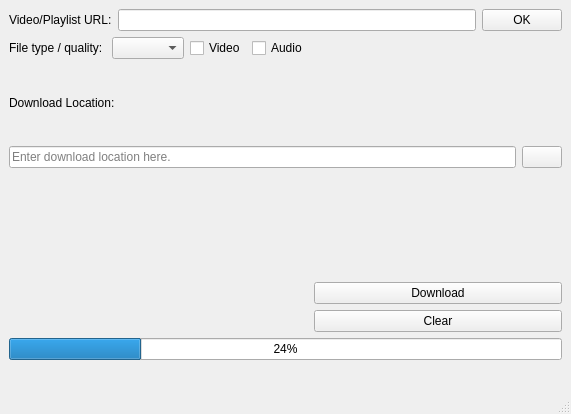
Above: youtubedl/ui/alternate.ui from python-20/video-downloader before the change. Below: the same form after it.
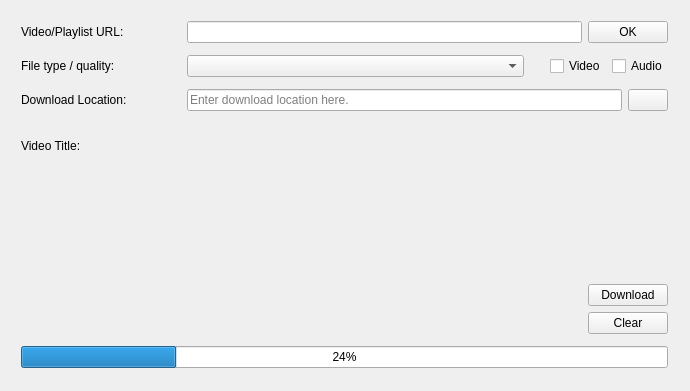
That is the form after the change. Icons and pictures are not drawn.

Commit message: Layout updated. Works in my machine (Linux).

```diff
--- a/youtubedl/ui/alternate.ui
+++ b/youtubedl/ui/alternate.ui
@@ -6,17 +6,29 @@
    <rect>
     <x>0</x>
     <y>0</y>
-    <width>571</width>
-    <height>414</height>
+    <width>690</width>
+    <height>391</height>
    </rect>
   </property>
+  <property name="sizePolicy">
+   <sizepolicy hsizetype="Expanding" vsizetype="Expanding">
+    <horstretch>0</horstretch>
+    <verstretch>0</verstretch>
+   </sizepolicy>
+  </property>
   <property name="windowTitle">
    <string>Video Downloader</string>
   </property>
   <widget class="QWidget" name="centralwidget">
+   <property name="sizePolicy">
+    <sizepolicy hsizetype="Minimum" vsizetype="Minimum">
+     <horstretch>0</horstretch>
+     <verstretch>0</verstretch>
+    </sizepolicy>
+   </property>
    <property name="minimumSize">
     <size>
-     <width>535</width>
+     <width>0</width>
      <height>0</height>
     </size>
    </property>
@@ -25,70 +37,47 @@
      <rect>
       <x>9</x>
       <y>9</y>
-      <width>553</width>
-      <height>351</height>
+      <width>671</width>
+      <height>371</height>
      </rect>
     </property>
-    <layout class="QGridLayout" name="gridLayout">
+    <layout class="QVBoxLayout" name="verticalLayout">
      <property name="sizeConstraint">
-      <enum>QLayout::SetNoConstraint</enum>
+      <enum>QLayout::SetDefaultConstraint</enum>
      </property>
-     <item row="1" column="0">
-      <layout class="QHBoxLayout" name="horizontalLayout_3">
-       <item>
-        <widget class="QLabel" name="labelFileType">
-         <property name="text">
-          <string>File type / quality: </string>
-         </property>
-        </widget>
-       </item>
-       <item>
-        <widget class="QComboBox" name="comboBoxQuality"/>
-       </item>
-       <item>
-        <widget class="QCheckBox" name="checkBoxVideo">
-         <property name="text">
-          <string>Video</string>
-         </property>
-        </widget>
-       </item>
-       <item>
-        <widget class="QCheckBox" name="checkBoxAudio">
-         <property name="text">
-          <string>Audio</string>
-         </property>
-        </widget>
-       </item>
-      </layout>
-     </item>
-     <item row="6" column="0" colspan="2">
-      <widget class="QProgressBar" name="progressBar">
-       <property name="value">
-        <number>24</number>
-       </property>
-      </widget>
-     </item>
-     <item row="4" column="1">
-      <widget class="QPushButton" name="btnDownload">
-       <property name="text">
-        <string>Download</string>
-       </property>
-      </widget>
-     </item>
-     <item row="5" column="1">
-      <widget class="QPushButton" name="btnClear">
-       <property name="text">
-        <string>Clear</string>
-       </property>
-      </widget>
-     </item>
-     <item row="0" column="0" colspan="2">
-      <layout class="QHBoxLayout" name="horizontalLayout_2">
+     <property name="leftMargin">
+      <number>12</number>
+     </property>
+     <property name="topMargin">
+      <number>12</number>
+     </property>
+     <property name="rightMargin">
+      <number>12</number>
+     </property>
+     <property name="bottomMargin">
+      <number>12</number>
+     </property>
+     <item>
+      <layout class="QVBoxLayout" name="verticalLayout_2">
        <property name="sizeConstraint">
         <enum>QLayout::SetNoConstraint</enum>
        </property>
+       <item>
+        <layout class="QHBoxLayout" name="horizontalLayout">
        <item>
         <widget class="QLabel" name="labelURL">
+           <property name="sizePolicy">
+            <sizepolicy hsizetype="Fixed" vsizetype="Preferred">
+             <horstretch>0</horstretch>
+             <verstretch>0</verstretch>
+            </sizepolicy>
+           </property>
+           <property name="minimumSize">
+            <size>
+             <width>160</width>
+             <height>0</height>
+            </size>
+           </property>
          <property name="text">
           <string>Video/Playlist URL:</string>
          </property>
@@ -105,6 +94,12 @@
        </item>
        <item>
         <widget class="QPushButton" name="btnOK">
+           <property name="sizePolicy">
+            <sizepolicy hsizetype="Fixed" vsizetype="Fixed">
+             <horstretch>0</horstretch>
+             <verstretch>0</verstretch>
+            </sizepolicy>
+           </property>
          <property name="text">
           <string>OK</string>
          </property>
@@ -112,11 +107,95 @@
        </item>
       </layout>
      </item>
-     <item row="2" column="0" colspan="2">
-      <layout class="QVBoxLayout" name="verticalLayout">
-       <property name="sizeConstraint">
-        <enum>QLayout::SetNoConstraint</enum>
-       </property>
+       <item>
+        <layout class="QHBoxLayout" name="horizontalLayout_2">
+         <property name="topMargin">
+          <number>6</number>
+         </property>
+         <property name="bottomMargin">
+          <number>6</number>
+         </property>
+         <item>
+          <widget class="QLabel" name="labelFileType">
+           <property name="sizePolicy">
+            <sizepolicy hsizetype="Fixed" vsizetype="Fixed">
+             <horstretch>0</horstretch>
+             <verstretch>0</verstretch>
+            </sizepolicy>
+           </property>
+           <property name="minimumSize">
+            <size>
+             <width>160</width>
+             <height>0</height>
+            </size>
+           </property>
+           <property name="text">
+            <string>File type / quality: </string>
+           </property>
+          </widget>
+         </item>
+         <item>
+          <widget class="QComboBox" name="comboBoxQuality">
+           <property name="sizePolicy">
+            <sizepolicy hsizetype="Expanding" vsizetype="Fixed">
+             <horstretch>0</horstretch>
+             <verstretch>0</verstretch>
+            </sizepolicy>
+           </property>
+           <property name="toolTip">
+            <string>Select File Type/Quality</string>
+           </property>
+           <property name="currentText">
+            <string/>
+           </property>
+          </widget>
+         </item>
+         <item>
+          <spacer name="horizontalSpacer">
+           <property name="orientation">
+            <enum>Qt::Horizontal</enum>
+           </property>
+           <property name="sizeType">
+            <enum>QSizePolicy::Preferred</enum>
+           </property>
+           <property name="sizeHint" stdset="0">
+            <size>
+             <width>20</width>
+             <height>20</height>
+            </size>
+           </property>
+          </spacer>
+         </item>
+         <item>
+          <widget class="QCheckBox" name="checkBoxVideo">
+           <property name="sizePolicy">
+            <sizepolicy hsizetype="Minimum" vsizetype="Fixed">
+             <horstretch>0</horstretch>
+             <verstretch>0</verstretch>
+            </sizepolicy>
+           </property>
+           <property name="text">
+            <string>Video</string>
+           </property>
+          </widget>
+         </item>
+         <item>
+          <widget class="QCheckBox" name="checkBoxAudio">
+           <property name="sizePolicy">
+            <sizepolicy hsizetype="Fixed" vsizetype="Fixed">
+             <horstretch>0</horstretch>
+             <verstretch>0</verstretch>
+            </sizepolicy>
+           </property>
+           <property name="text">
+            <string>Audio</string>
+           </property>
+          </widget>
+         </item>
+        </layout>
+       </item>
+       <item>
+        <layout class="QHBoxLayout" name="horizontalLayout_3">
        <item>
         <widget class="QLabel" name="label">
          <property name="sizePolicy">
@@ -125,15 +204,25 @@
            <verstretch>0</verstretch>
           </sizepolicy>
          </property>
+           <property name="minimumSize">
+            <size>
+             <width>160</width>
+             <height>0</height>
+            </size>
+           </property>
          <property name="text">
           <string>Download Location:</string>
          </property>
         </widget>
        </item>
        <item>
-        <layout class="QHBoxLayout" name="horizontalLayout">
-         <item>
           <widget class="QLineEdit" name="lineEditDownloadLocation">
+           <property name="sizePolicy">
+            <sizepolicy hsizetype="Expanding" vsizetype="Fixed">
+             <horstretch>0</horstretch>
+             <verstretch>0</verstretch>
+            </sizepolicy>
+           </property>
            <property name="text">
             <string/>
            </property>
@@ -144,6 +233,15 @@
          </item>
          <item>
           <widget class="QPushButton" name="btnDownloadLocation">
+           <property name="sizePolicy">
+            <sizepolicy hsizetype="Fixed" vsizetype="Fixed">
+             <horstretch>0</horstretch>
+             <verstretch>0</verstretch>
+            </sizepolicy>
+           </property>
+           <property name="toolTip">
+            <string>&lt;html&gt;&lt;head/&gt;&lt;body&gt;&lt;p&gt;Click to select download location.&lt;/p&gt;&lt;/body&gt;&lt;/html&gt;</string>
+           </property>
            <property name="text">
             <string/>
            </property>
@@ -157,21 +255,83 @@
        </item>
       </layout>
      </item>
-     <item row="3" column="0">
+     <item>
+      <layout class="QVBoxLayout" name="verticalLayout_3">
+       <property name="sizeConstraint">
+        <enum>QLayout::SetDefaultConstraint</enum>
+       </property>
+       <property name="topMargin">
+        <number>6</number>
+       </property>
+       <property name="bottomMargin">
+        <number>6</number>
+       </property>
+       <item>
+        <layout class="QHBoxLayout" name="horizontalLayout_4">
+         <item>
+          <layout class="QVBoxLayout" name="verticalLayout_4">
+           <property name="sizeConstraint">
+            <enum>QLayout::SetDefaultConstraint</enum>
+           </property>
+           <item>
+            <layout class="QHBoxLayout" name="horizontalLayout_6">
+             <item>
+              <widget class="QLabel" name="label_2">
+               <property name="sizePolicy">
+                <sizepolicy hsizetype="Fixed" vsizetype="Fixed">
+                 <horstretch>0</horstretch>
+                 <verstretch>0</verstretch>
+                </sizepolicy>
+               </property>
+               <property name="minimumSize">
+                <size>
+                 <width>96</width>
+                 <height>30</height>
+                </size>
+               </property>
+               <property name="text">
+                <string>Video Title:</string>
+               </property>
+               <property name="alignment">
+                <set>Qt::AlignBottom|Qt::AlignLeading|Qt::AlignLeft</set>
+               </property>
+              </widget>
+             </item>
+             <item>
       <widget class="QLabel" name="labelVideoTitle">
        <property name="sizePolicy">
-        <sizepolicy hsizetype="Preferred" vsizetype="Preferred">
+                <sizepolicy hsizetype="Expanding" vsizetype="Fixed">
          <horstretch>0</horstretch>
          <verstretch>0</verstretch>
         </sizepolicy>
        </property>
+               <property name="minimumSize">
+                <size>
+                 <width>0</width>
+                 <height>30</height>
+                </size>
+               </property>
+               <property name="frameShape">
+                <enum>QFrame::NoFrame</enum>
+               </property>
        <property name="text">
-        <string>&lt;Video Title&gt; </string>
+                <string/>
+               </property>
+               <property name="alignment">
+                <set>Qt::AlignBottom|Qt::AlignLeading|Qt::AlignLeft</set>
        </property>
       </widget>
      </item>
-     <item row="4" column="0">
+            </layout>
+           </item>
+           <item>
       <widget class="QLabel" name="labelThumbnail">
+             <property name="sizePolicy">
+              <sizepolicy hsizetype="Expanding" vsizetype="Expanding">
+               <horstretch>0</horstretch>
+               <verstretch>0</verstretch>
+              </sizepolicy>
+             </property>
        <property name="autoFillBackground">
         <bool>true</bool>
        </property>
@@ -181,6 +341,78 @@
       </widget>
      </item>
     </layout>
+         </item>
+         <item>
+          <layout class="QVBoxLayout" name="verticalLayout_5">
+           <property name="sizeConstraint">
+            <enum>QLayout::SetMinimumSize</enum>
+           </property>
+           <item>
+            <spacer name="verticalSpacer">
+             <property name="orientation">
+              <enum>Qt::Vertical</enum>
+             </property>
+             <property name="sizeHint" stdset="0">
+              <size>
+               <width>20</width>
+               <height>40</height>
+              </size>
+             </property>
+            </spacer>
+           </item>
+           <item>
+            <widget class="QPushButton" name="btnDownload">
+             <property name="sizePolicy">
+              <sizepolicy hsizetype="Fixed" vsizetype="Fixed">
+               <horstretch>0</horstretch>
+               <verstretch>0</verstretch>
+              </sizepolicy>
+             </property>
+             <property name="text">
+              <string>Download</string>
+             </property>
+            </widget>
+           </item>
+           <item>
+            <widget class="QPushButton" name="btnClear">
+             <property name="sizePolicy">
+              <sizepolicy hsizetype="Preferred" vsizetype="Fixed">
+               <horstretch>0</horstretch>
+               <verstretch>0</verstretch>
+              </sizepolicy>
+             </property>
+             <property name="text">
+              <string>Clear</string>
+             </property>
+            </widget>
+           </item>
+          </layout>
+         </item>
+        </layout>
+       </item>
+      </layout>
+     </item>
+     <item>
+      <layout class="QVBoxLayout" name="verticalLayout_6">
+       <property name="sizeConstraint">
+        <enum>QLayout::SetDefaultConstraint</enum>
+       </property>
+       <item>
+        <widget class="QProgressBar" name="progressBar">
+         <property name="sizePolicy">
+          <sizepolicy hsizetype="Expanding" vsizetype="Fixed">
+           <horstretch>0</horstretch>
+           <verstretch>0</verstretch>
+          </sizepolicy>
+         </property>
+         <property name="value">
+          <number>24</number>
+         </property>
+        </widget>
+       </item>
+      </layout>
+     </item>
+    </layout>
    </widget>
   </widget>
   <widget class="QMenuBar" name="menubar">
@@ -193,7 +425,6 @@
     </rect>
    </property>
   </widget>
-  <widget class="QStatusBar" name="statusbar"/>
  </widget>
  <resources/>
  <connections/>
```
Left out of the diff: 4 changed lines with no effect on the pictures. Lines whose indentation alone changed are shown as unchanged. The commit also changes 2 other files.
